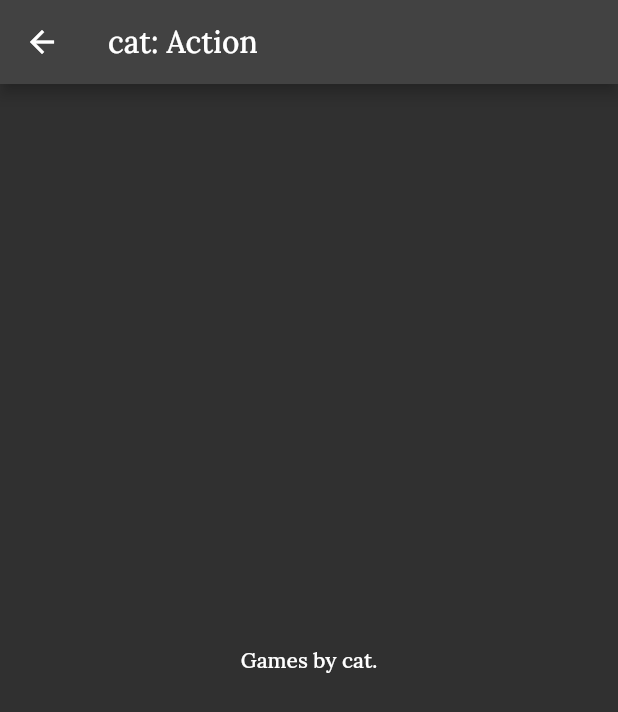
After one commit to bobend212/flutter_gamelib, a Flutter app: the screen it shows after launch, after a tap on "Action", on a phone screen of 412 x 824 dp. The commit adds this screen. Shown: the top 712 px of the screen. Run offline on Flutter 3.47's test engine with Material 2 defaults, Android fonts, the phone set to English and light mode, and no system bars.

Commit message:
open new screen & passing data between screens

```diff
--- a/lib/categories_screen.dart
+++ b/lib/categories_screen.dart
@@ -15,6 +15,7 @@ class CategoriesScreen extends StatelessWidget {
           padding: EdgeInsets.all(10),
           children: DUMMY_CATEGORIES
               .map((catData) => CategoryItem(
+                    catData.id,
                     catData.title,
                     catData.color,
                   ))
--- /dev/null
+++ b/lib/category_games_screen.dart
@@ -0,0 +1,19 @@
+// ignore_for_file: prefer_const_constructors, use_key_in_widget_constructors
+
+import 'package:flutter/material.dart';
+
+class CategoryGamesScreen extends StatelessWidget {
+  final String categoryId;
+  final String categoryTitle;
+
+  CategoryGamesScreen({required this.categoryId, required this.categoryTitle});
+
+  @override
+  Widget build(BuildContext context) {
+    return Scaffold(
+        appBar: AppBar(title: Text('cat: ${categoryTitle}')),
+        body: Center(
+          child: Text('Games by cat.'),
+        ));
+  }
+}
--- a/lib/category_item.dart
+++ b/lib/category_item.dart
@@ -1,16 +1,31 @@
 // ignore_for_file: prefer_const_constructors
 
 import 'package:flutter/material.dart';
+import 'package:gamelib_app/category_games_screen.dart';
 
 class CategoryItem extends StatelessWidget {
+  final String id;
   final String title;
   final Color color;
 
-  CategoryItem(this.title, this.color);
+  CategoryItem(this.id, this.title, this.color);
+
+  void selectCategory(BuildContext ctx) {
+    Navigator.of(ctx).push(MaterialPageRoute(builder: (_) {
+      return CategoryGamesScreen(
+        categoryId: id,
+        categoryTitle: title,
+      );
+    }));
+  }
 
   @override
   Widget build(BuildContext context) {
-    return Container(
+    return InkWell(
+      onTap: () => selectCategory(context),
+      splashColor: Colors.white,
+      borderRadius: BorderRadius.circular(15),
+      child: Container(
         padding: EdgeInsets.all(15),
         child: Text(title, style: TextStyle(fontWeight: FontWeight.bold)),
         decoration: BoxDecoration(
@@ -19,6 +34,7 @@ class CategoryItem extends StatelessWidget {
                 begin: Alignment.topLeft,
                 end: Alignment.bottomRight),
             borderRadius: BorderRadius.circular(15)),
+      ),
     );
   }
 }
```
Lines whose indentation alone changed are shown as unchanged.
